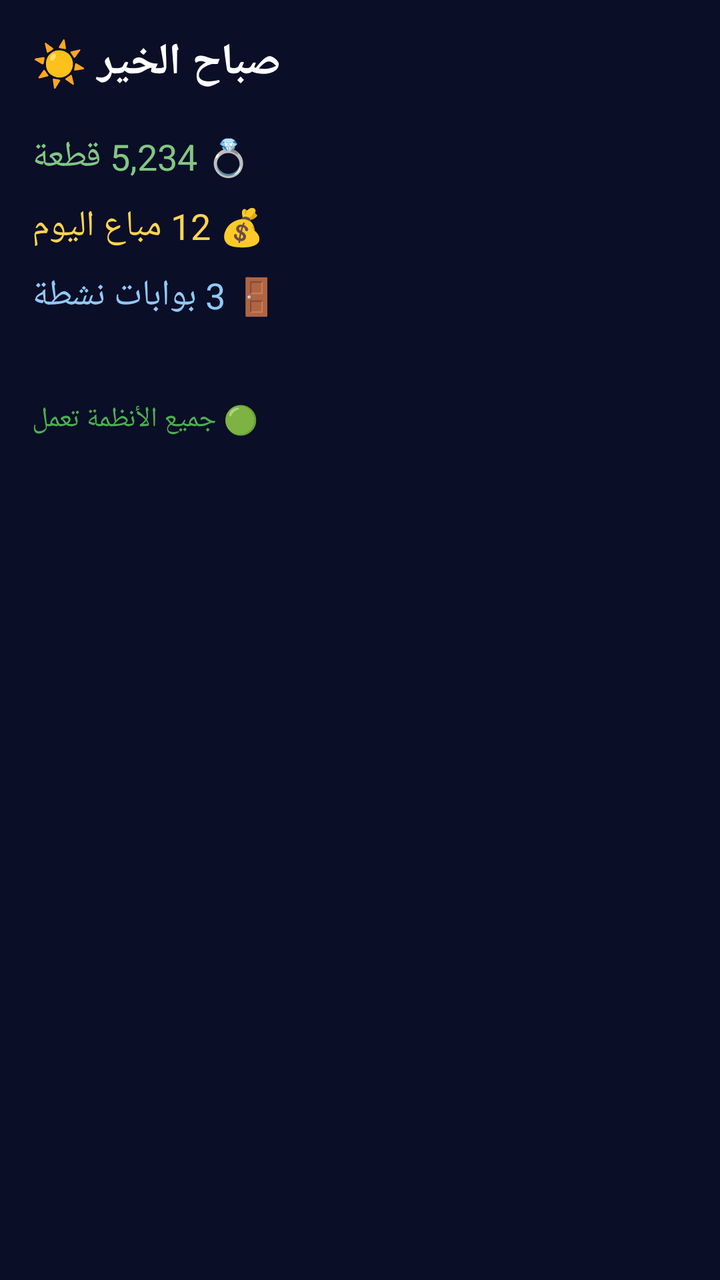
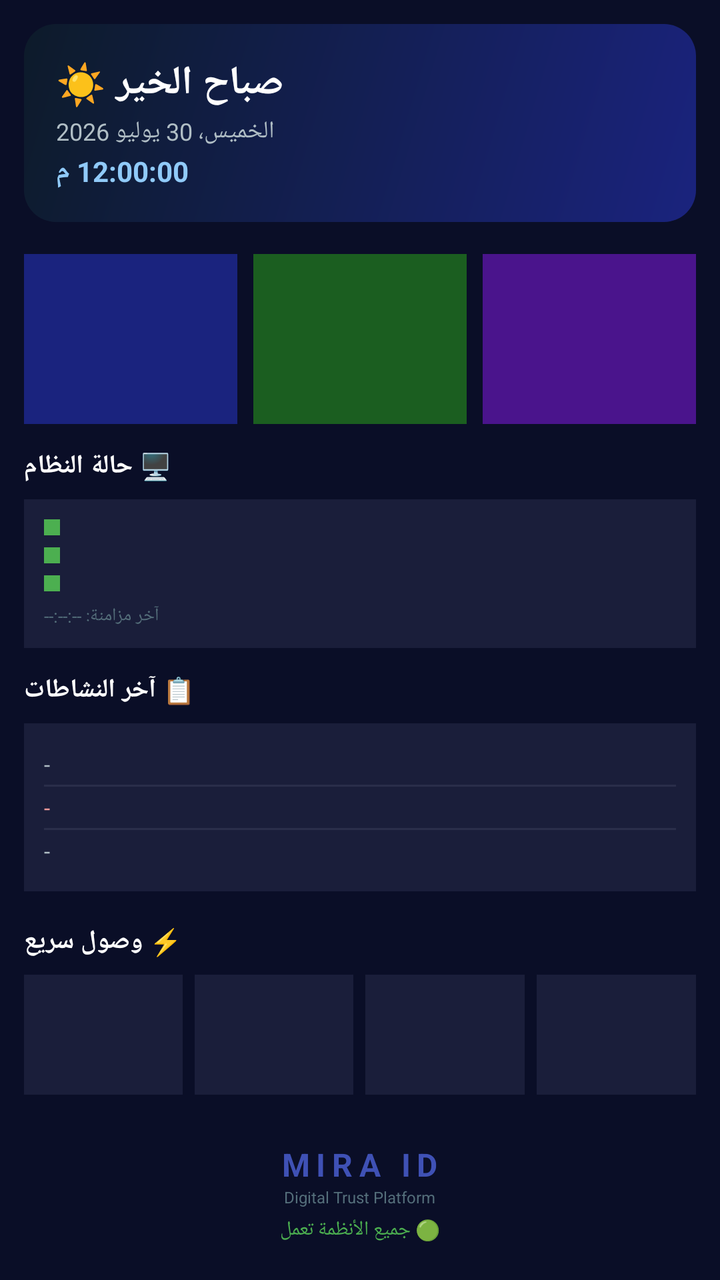

Before-and-after screenshots of an Android layout around one commit, followed by the original layout XML and the change that was made.
<!-- AndroidManifest.xml: application theme CustomTheme -->
<!-- res/layout/fragment_mira_dashboard.xml -->
<?xml version="1.0" encoding="utf-8"?>
<LinearLayout xmlns:android="http://schemas.android.com/apk/res/android"
    android:layout_width="match_parent"
    android:layout_height="match_parent"
    android:background="#0A0E27"
    android:orientation="vertical"
    android:padding="16dp">

    <TextView
        android:id="@+id/tvGreeting"
        android:layout_width="wrap_content"
        android:layout_height="wrap_content"
        android:text="صباح الخير ☀️"
        android:textColor="#FFFFFF"
        android:textSize="22sp"
        android:textStyle="bold" />

    <TextView
        android:id="@+id/tvTotalItems"
        android:layout_width="wrap_content"
        android:layout_height="wrap_content"
        android:text="💍 5,234 قطعة"
        android:textColor="#81C784"
        android:textSize="18sp"
        android:layout_marginTop="20dp" />

    <TextView
        android:id="@+id/tvSoldToday"
        android:layout_width="wrap_content"
        android:layout_height="wrap_content"
        android:text="💰 12 مباع اليوم"
        android:textColor="#FFD54F"
        android:textSize="18sp"
        android:layout_marginTop="10dp" />

    <TextView
        android:id="@+id/tvActiveGates"
        android:layout_width="wrap_content"
        android:layout_height="wrap_content"
        android:text="🚪 3 بوابات نشطة"
        android:textColor="#90CAF9"
        android:textSize="18sp"
        android:layout_marginTop="10dp" />

    <TextView
        android:id="@+id/tvSystemStatus"
        android:layout_width="wrap_content"
        android:layout_height="wrap_content"
        android:text="🟢 جميع الأنظمة تعمل"
        android:textColor="#4CAF50"
        android:textSize="14sp"
        android:layout_marginTop="40dp" />

</LinearLayout>
<!-- resources referenced by this layout -->
<resources>
  <style name="CustomTheme" parent="android:style/Theme.Holo.Light">  
             
             
             
           <item name="android:actionBarTabTextStyle">@style/MyActionBarTabTextStyle</item>  
           <item name="android:actionBarStyle">@style/MyActionBarStyle</item>
           <item name="android:homeAsUpIndicator">@drawable/actionbar_back</item> 
       </style>
  <style name="MyActionBarTabTextStyle" parent="android:style/Widget.Holo.Light.ActionBar.TabText">          
           <item name="android:textColor">@drawable/check_text_color</item>
           <item name="android:textSize">16sp</item>  
      </style>
  <style name="MyActionBarStyle" parent="@android:style/Widget.Holo.ActionBar">
          
        
      </style>
  <!-- drawable actionbar_back (drawable) -->
  <?xml version="1.0" encoding="utf-8"?>
  
  <shape xmlns:android="http://schemas.android.com/apk/res/android"
      android:shape="rectangle" >
  
      <size android:width="10dp"
          android:height="10dp" />
  
      <solid android:color="@android:color/transparent" />
  
      <stroke
          android:width="1dip"
          android:color="@android:color/transparent" />
  
  </shape>
  <!-- drawable check_text_color (drawable) -->
  <?xml version="1.0" encoding="utf-8"?>
  
  
  <selector xmlns:android="http://schemas.android.com/apk/res/android" >
      <item android:state_focused="true" android:color="@color/blue1"></item>
      <item android:state_selected="true" android:color="@color/blue1"></item>
      <item android:state_pressed="true" android:color="@color/blue1"></item>
      <item android:state_checked="true" android:color="@color/blue1"></item>
      <item android:color="@color/black1"></item>
      
  </selector>
  <color name="blue1">#2095ac</color>
  <color name="black1">#313a4d</color>
</resources>

<!-- the commit's change to res/layout/fragment_mira_dashboard.xml (unified diff, before → after) -->
@@ -1,54 +1,200 @@
 <?xml version="1.0" encoding="utf-8"?>
-<LinearLayout xmlns:android="http://schemas.android.com/apk/res/android"
+<ScrollView xmlns:android="http://schemas.android.com/apk/res/android"
     android:layout_width="match_parent"
     android:layout_height="match_parent"
     android:background="#0A0E27"
-    android:orientation="vertical"
-    android:padding="16dp">
-
-    <TextView
-        android:id="@+id/tvGreeting"
-        android:layout_width="wrap_content"
+    android:scrollbars="none">
+
+    <LinearLayout
+        android:layout_width="match_parent"
         android:layout_height="wrap_content"
-        android:text="صباح الخير ☀️"
-        android:textColor="#FFFFFF"
-        android:textSize="22sp"
-        android:textStyle="bold" />
-
-    <TextView
-        android:id="@+id/tvTotalItems"
-        android:layout_width="wrap_content"
-        android:layout_height="wrap_content"
-        android:text="💍 5,234 قطعة"
-        android:textColor="#81C784"
-        android:textSize="18sp"
-        android:layout_marginTop="20dp" />
-
-    <TextView
-        android:id="@+id/tvSoldToday"
-        android:layout_width="wrap_content"
-        android:layout_height="wrap_content"
-        android:text="💰 12 مباع اليوم"
-        android:textColor="#FFD54F"
-        android:textSize="18sp"
-        android:layout_marginTop="10dp" />
-
-    <TextView
-        android:id="@+id/tvActiveGates"
-        android:layout_width="wrap_content"
-        android:layout_height="wrap_content"
-        android:text="🚪 3 بوابات نشطة"
-        android:textColor="#90CAF9"
-        android:textSize="18sp"
-        android:layout_marginTop="10dp" />
-
-    <TextView
-        android:id="@+id/tvSystemStatus"
-        android:layout_width="wrap_content"
-        android:layout_height="wrap_content"
-        android:text="🟢 جميع الأنظمة تعمل"
-        android:textColor="#4CAF50"
-        android:textSize="14sp"
-        android:layout_marginTop="40dp" />
-
-</LinearLayout>
+        android:orientation="vertical"
+        android:padding="12dp">
+
+        
+        <LinearLayout
+            android:layout_width="match_parent"
+            android:layout_height="wrap_content"
+            android:orientation="vertical"
+            android:padding="16dp"
+            android:background="@drawable/gradient_header"
+            android:layout_marginBottom="16dp">
+
+            <TextView
+                android:id="@+id/tvGreeting"
+                android:layout_width="wrap_content"
+                android:layout_height="wrap_content"
+                android:text="صباح الخير ☀️"
+                android:textColor="#FFFFFF"
+                android:textSize="20sp"
+                android:textStyle="bold" />
+
+            <TextView
+                android:id="@+id/tvDate"
+                android:layout_width="wrap_content"
+                android:layout_height="wrap_content"
+                android:text="الخميس، 30 يوليو 2026"
+                android:textColor="#B0BEC5"
+                android:textSize="12sp"
+                android:layout_marginTop="2dp" />
+
+            <TextView
+                android:id="@+id/tvTime"
+                android:layout_width="wrap_content"
+                android:layout_height="wrap_content"
+                android:text="12:00:00 م"
+                android:textColor="#90CAF9"
+                android:textSize="14sp"
+                android:textStyle="bold"
+                android:layout_marginTop="2dp" />
+        </LinearLayout>
+
+        
+        <LinearLayout
+            android:layout_width="match_parent"
+            android:layout_height="wrap_content"
+            android:orientation="horizontal"
+            android:layout_marginBottom="12dp">
+
+            <LinearLayout
+                android:layout_width="0dp" android:layout_height="85dp" android:layout_weight="1" android:layout_marginEnd="4dp"
+                android:background="#1A237E" android:orientation="vertical" android:gravity="center"
+                android:padding="10dp">
+                <TextView android:text="💍" android:textSize="24sp"/>
+                <TextView android:id="@+id/tvTotalItems" android:text="-" android:textColor="#FFFFFF" android:textSize="20sp" android:textStyle="bold"/>
+                <TextView android:text="إجمالي القطع" android:textColor="#9FA8DA" android:textSize="10sp"/>
+            </LinearLayout>
+
+            <LinearLayout
+                android:layout_width="0dp" android:layout_height="85dp" android:layout_weight="1" android:layout_marginHorizontal="4dp"
+                android:background="#1B5E20" android:orientation="vertical" android:gravity="center"
+                android:padding="10dp">
+                <TextView android:text="💰" android:textSize="24sp"/>
+                <TextView android:id="@+id/tvSoldToday" android:text="-" android:textColor="#FFFFFF" android:textSize="20sp" android:textStyle="bold"/>
+                <TextView android:text="مباع اليوم" android:textColor="#A5D6A7" android:textSize="10sp"/>
+            </LinearLayout>
+
+            <LinearLayout
+                android:layout_width="0dp" android:layout_height="85dp" android:layout_weight="1" android:layout_marginStart="4dp"
+                android:background="#4A148C" android:orientation="vertical" android:gravity="center"
+                android:padding="10dp">
+                <TextView android:text="🚪" android:textSize="24sp"/>
+                <TextView android:id="@+id/tvActiveGates" android:text="-" android:textColor="#FFFFFF" android:textSize="20sp" android:textStyle="bold"/>
+                <TextView android:text="بوابات نشطة" android:textColor="#CE93D8" android:textSize="10sp"/>
+            </LinearLayout>
+        </LinearLayout>
+
+        
+        <TextView
+            android:layout_width="wrap_content" android:layout_height="wrap_content"
+            android:text="🖥️ حالة النظام" android:textColor="#FFFFFF"
+            android:textSize="13sp" android:textStyle="bold" android:layout_marginBottom="8dp"/>
+
+        <LinearLayout
+            android:layout_width="match_parent" android:layout_height="wrap_content"
+            android:orientation="vertical" android:background="#1A1E3A"
+            android:padding="10dp" android:layout_marginBottom="12dp">
+
+            <LinearLayout android:layout_width="match_parent" android:layout_height="wrap_content"
+                android:orientation="horizontal" android:gravity="center_vertical" android:layout_marginBottom="6dp">
+                <View android:id="@+id/indicatorApi" android:layout_width="8dp" android:layout_height="8dp"
+                    android:background="#4CAF50" android:layout_marginEnd="8dp"/>
+                <TextView android:text="API: متصل" android:textColor="#81C784" android:textSize="11sp"/>
+            </LinearLayout>
+            <LinearLayout android:layout_width="match_parent" android:layout_height="wrap_content"
+                android:orientation="horizontal" android:gravity="center_vertical" android:layout_marginBottom="6dp">
+                <View android:id="@+id/indicatorDb" android:layout_width="8dp" android:layout_height="8dp"
+                    android:background="#4CAF50" android:layout_marginEnd="8dp"/>
+                <TextView android:text="قاعدة البيانات: نشطة" android:textColor="#81C784" android:textSize="11sp"/>
+            </LinearLayout>
+            <LinearLayout android:layout_width="match_parent" android:layout_height="wrap_content"
+                android:orientation="horizontal" android:gravity="center_vertical">
+                <View android:id="@+id/indicatorGate" android:layout_width="8dp" android:layout_height="8dp"
+                    android:background="#4CAF50" android:layout_marginEnd="8dp"/>
+                <TextView android:text="البوابات: متصلة" android:textColor="#81C784" android:textSize="11sp"/>
+            </LinearLayout>
+            
+            <TextView android:id="@+id/tvLastSync" android:layout_width="match_parent"
+                android:layout_height="wrap_content" android:text="آخر مزامنة: --:--:--"
+                android:textColor="#546E7A" android:textSize="9sp"
+                android:layout_marginTop="6dp" android:gravity="end"/>
+        </LinearLayout>
+
+        
+        <TextView
+            android:layout_width="wrap_content" android:layout_height="wrap_content"
+            android:text="📋 آخر النشاطات" android:textColor="#FFFFFF"
+            android:textSize="13sp" android:textStyle="bold" android:layout_marginBottom="8dp"/>
+
+        <LinearLayout
+            android:layout_width="match_parent" android:layout_height="wrap_content"
+            android:orientation="vertical" android:background="#1A1E3A"
+            android:padding="10dp" android:layout_marginBottom="16dp">
+
+            <TextView android:id="@+id/tvRecent1" android:layout_width="match_parent"
+                android:layout_height="wrap_content" android:text="-"
+                android:textColor="#B0BEC5" android:textSize="11sp" android:paddingVertical="3dp"/>
+            <View android:layout_width="match_parent" android:layout_height="1dp" android:background="#2A2E4A"/>
+            <TextView android:id="@+id/tvRecent2" android:layout_width="match_parent"
+                android:layout_height="wrap_content" android:text="-"
+                android:textColor="#EF9A9A" android:textSize="11sp" android:paddingVertical="3dp"/>
+            <View android:layout_width="match_parent" android:layout_height="1dp" android:background="#2A2E4A"/>
+            <TextView android:id="@+id/tvRecent3" android:layout_width="match_parent"
+                android:layout_height="wrap_content" android:text="-"
+                android:textColor="#B0BEC5" android:textSize="11sp" android:paddingVertical="3dp"/>
+        </LinearLayout>
+
+        
+        <TextView
+            android:layout_width="wrap_content" android:layout_height="wrap_content"
+            android:text="⚡ وصول سريع" android:textColor="#FFFFFF"
+            android:textSize="13sp" android:textStyle="bold" android:layout_marginBottom="8dp"/>
+
+        <LinearLayout
+            android:layout_width="match_parent" android:layout_height="wrap_content"
+            android:orientation="horizontal" android:layout_marginBottom="8dp">
+
+            <LinearLayout android:id="@+id/cardScan"
+                android:layout_width="0dp" android:layout_height="60dp" android:layout_weight="1" android:layout_marginEnd="3dp"
+                android:background="#1A1E3A" android:orientation="vertical" android:gravity="center">
+                <TextView android:text="📷" android:textSize="20sp"/>
+                <TextView android:text="مسح" android:textColor="#FFFFFF" android:textSize="10sp" android:textStyle="bold"/>
+            </LinearLayout>
+            <LinearLayout android:id="@+id/cardGate"
+                android:layout_width="0dp" android:layout_height="60dp" android:layout_weight="1" android:layout_marginHorizontal="3dp"
+                android:background="#1A1E3A" android:orientation="vertical" android:gravity="center">
+                <TextView android:text="🚪" android:textSize="20sp"/>
+                <TextView android:text="بوابة" android:textColor="#FFFFFF" android:textSize="10sp" android:textStyle="bold"/>
+            </LinearLayout>
+            <LinearLayout android:id="@+id/cardRadar"
+                android:layout_width="0dp" android:layout_height="60dp" android:layout_weight="1" android:layout_marginHorizontal="3dp"
+                android:background="#1A1E3A" android:orientation="vertical" android:gravity="center">
+                <TextView android:text="📡" android:textSize="20sp"/>
+                <TextView android:text="رادار" android:textColor="#FFFFFF" android:textSize="10sp" android:textStyle="bold"/>
+            </LinearLayout>
+            <LinearLayout android:id="@+id/cardSettings"
+                android:layout_width="0dp" android:layout_height="60dp" android:layout_weight="1" android:layout_marginStart="3dp"
+                android:background="#1A1E3A" android:orientation="vertical" android:gravity="center">
+                <TextView android:text="⚙️" android:textSize="20sp"/>
+                <TextView android:text="إعدادات" android:textColor="#FFFFFF" android:textSize="10sp" android:textStyle="bold"/>
+            </LinearLayout>
+        </LinearLayout>
+
+        
+        <LinearLayout
+            android:layout_width="match_parent" android:layout_height="wrap_content"
+            android:gravity="center" android:orientation="vertical" android:layout_marginTop="16dp">
+
+            <TextView android:layout_width="wrap_content" android:layout_height="wrap_content"
+                android:text="MIRA ID" android:textColor="#3F51B5"
+                android:textSize="16sp" android:textStyle="bold" android:letterSpacing="0.2"/>
+            <TextView android:layout_width="wrap_content" android:layout_height="wrap_content"
+                android:text="Digital Trust Platform" android:textColor="#546E7A" android:textSize="8sp"/>
+            <TextView android:id="@+id/tvSystemStatus"
+                android:layout_width="wrap_content" android:layout_height="wrap_content"
+                android:text="🟢 جميع الأنظمة تعمل" android:textColor="#4CAF50"
+                android:textSize="10sp" android:layout_marginTop="4dp"/>
+        </LinearLayout>
+
+    </LinearLayout>
+</ScrollView>
<!-- resource entries referenced after the edit -->
@@ -1,5 +1,14 @@
 <!-- resources referenced by this layout -->
 <resources>
+  <!-- drawable gradient_header (drawable) -->
+  <?xml version="1.0" encoding="utf-8"?>
+  <shape xmlns:android="http://schemas.android.com/apk/res/android">
+      <gradient
+          android:startColor="#1A237E"
+          android:endColor="#0D1B2A"
+          android:angle="135" />
+      <corners android:radius="16dp" />
+  </shape>
   <style name="CustomTheme" parent="android:style/Theme.Holo.Light">  
              
              
